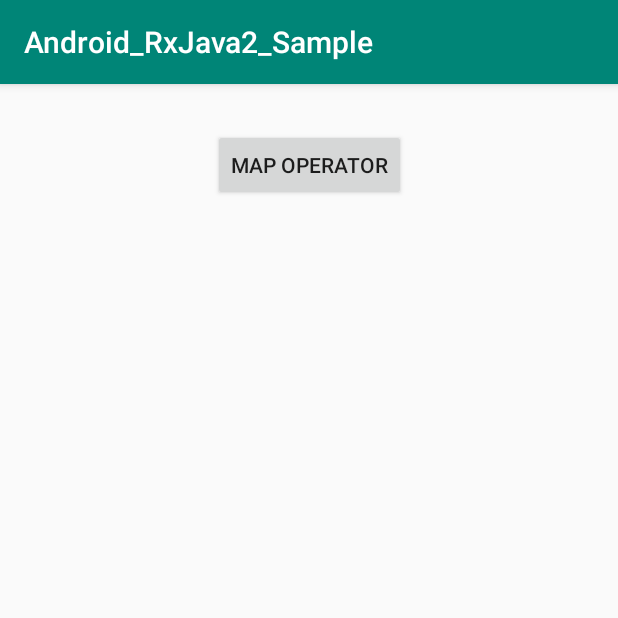
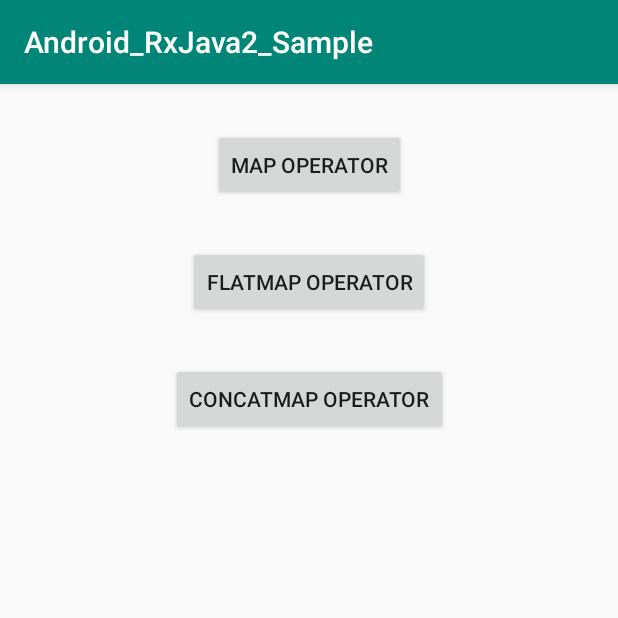
Before and after one commit to lizhen0211/Android_Rx_Java_2_Sample, an Android app: the OperatorActivity screen opened directly, with no data from a screen before it, on a phone screen of 412 x 824 dp, the top half of it. Run offline under Robolectric (Android 15) with nearby library versions, the phone set to English and light mode, and no system bars; our stand-ins replace RxJava.

```diff
--- a/app/src/main/res/layout/activity_operator.xml
+++ b/app/src/main/res/layout/activity_operator.xml
@@ -17,4 +17,26 @@
         app:layout_constraintRight_toRightOf="parent"
         app:layout_constraintTop_toTopOf="parent" />
 
+    <Button
+        android:id="@+id/flatMap_operator"
+        android:layout_width="wrap_content"
+        android:layout_height="wrap_content"
+        android:layout_marginTop="30dp"
+        android:onClick="onFlatMapOperatorClick"
+        android:text="flatMap operator"
+        app:layout_constraintLeft_toLeftOf="parent"
+        app:layout_constraintRight_toRightOf="parent"
+        app:layout_constraintTop_toBottomOf="@id/map_operator_btn" />
+
+    <Button
+        android:id="@+id/concatMap_operator"
+        android:layout_width="wrap_content"
+        android:layout_height="wrap_content"
+        android:layout_marginTop="30dp"
+        android:onClick="onConcatMapOperatorClick"
+        android:text="concatMap operator"
+        app:layout_constraintLeft_toLeftOf="parent"
+        app:layout_constraintRight_toRightOf="parent"
+        app:layout_constraintTop_toBottomOf="@id/flatMap_operator" />
+
 </android.support.constraint.ConstraintLayout>
```
Also changed, not shown: app/src/main/java/com/lz/android_rxjava2_sample/OperatorActivity.java (+75 -0 lines).
